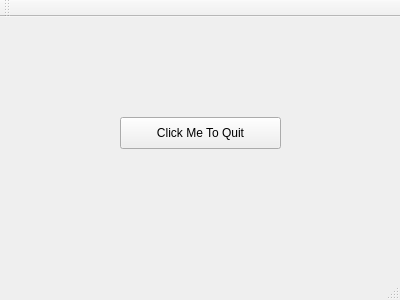
The window that basic/simple/mainwindow.ui (yyu/hi-qt) describes before a commit, drawn with Qt 5.
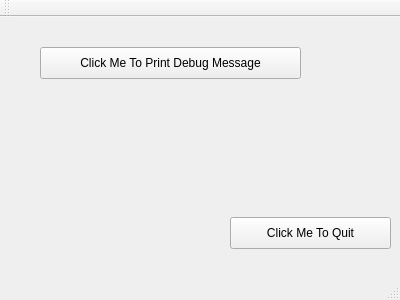
The same window after the commit.

Commit message: added "Click Me To Print Debug Message" button

Patch:
```diff
--- a/basic/simple/mainwindow.ui
+++ b/basic/simple/mainwindow.ui
@@ -17,8 +17,8 @@
    <widget class="QPushButton" name="clickToQuitButton">
     <property name="geometry">
      <rect>
-      <x>120</x>
-      <y>100</y>
+      <x>230</x>
+      <y>200</y>
       <width>161</width>
       <height>32</height>
      </rect>
@@ -27,6 +27,19 @@
      <string>Click Me To Quit</string>
     </property>
    </widget>
+   <widget class="QPushButton" name="qDebugButton">
+    <property name="geometry">
+     <rect>
+      <x>40</x>
+      <y>30</y>
+      <width>261</width>
+      <height>32</height>
+     </rect>
+    </property>
+    <property name="text">
+     <string>Click Me To Print Debug Message</string>
+    </property>
+   </widget>
   </widget>
   <widget class="QMenuBar" name="menuBar">
    <property name="geometry">
```
The commit also changes 2 other files.
